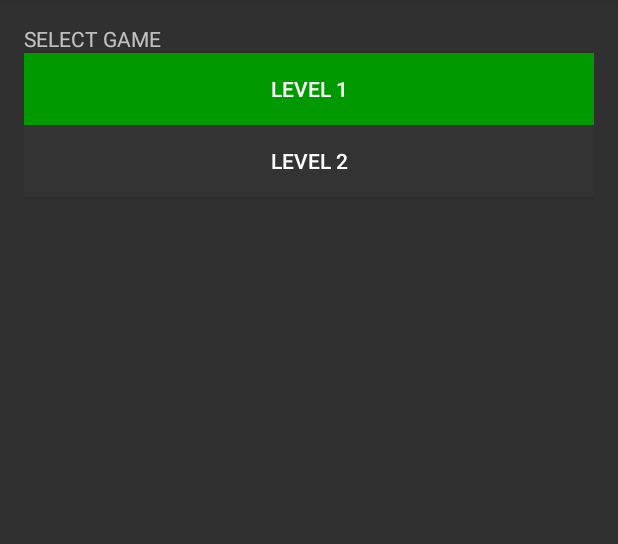
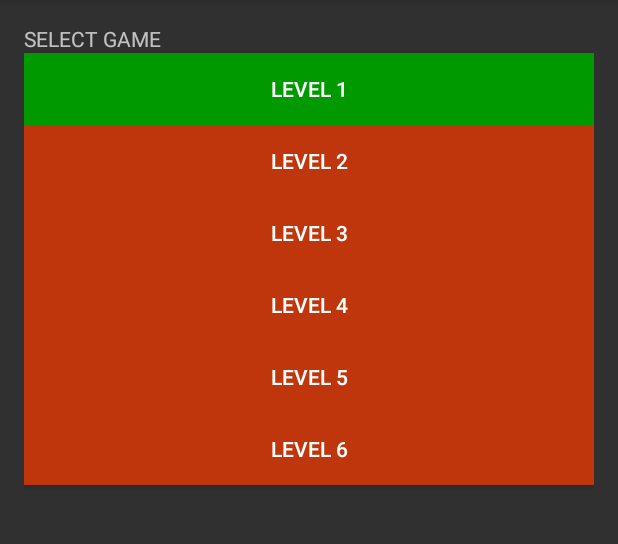
Before and after one commit to ms7538/OrbitFingers, an Android app: the screen it shows after launch (MainActivity), on a phone screen of 412 x 824 dp, the part 84-628 px from its top. Run offline under Robolectric (Android 15) with nearby library versions, the phone set to English and light mode, and no system bars.

Commit message:
added color.xml

```diff
--- a/app/src/main/java/poloapps/orbitfingers/MainActivity.java
+++ b/app/src/main/java/poloapps/orbitfingers/MainActivity.java
@@ -16,8 +16,7 @@ import android.widget.Toast;
 
 
 public class MainActivity extends ActionBarActivity {
-    SharedPreferences mSettings = this.getSharedPreferences("Settings", 0);
-    SharedPreferences.Editor editor = mSettings.edit();
+
 
 
 
@@ -25,8 +24,9 @@ public class MainActivity extends ActionBarActivity {
     protected void onCreate(Bundle savedInstanceState) {
         super.onCreate(savedInstanceState);
         setContentView(R.layout.activity_main);
-
-        editor.putInt("LVL", 0); editor.commit();
+        SharedPreferences mSettings = this.getSharedPreferences("Settings", 0);
+        SharedPreferences.Editor editor = mSettings.edit();
+        String lvl= mSettings.getString("level", "");
         Button button = (Button) findViewById(R.id.simple);
         button.setBackgroundColor(getResources().getColor(R.color.green));
         button.setOnClickListener(new OnClickListener() {
@@ -39,7 +39,24 @@ public class MainActivity extends ActionBarActivity {
             }
         });
         Button button2 = (Button) findViewById(R.id.simple2);
-        button2.setBackgroundColor(getResources().getColor(R.color.dkgry));
+        Button button3 = (Button) findViewById(R.id.simple3);
+        Button button4 = (Button) findViewById(R.id.simple4);
+        Button button5 = (Button) findViewById(R.id.simple5);
+        Button button6 = (Button) findViewById(R.id.simple6);
+
+
+        if (lvl=="one"){
+            button2.setBackgroundColor(getResources().getColor(R.color.green));
+        }else{
+            button2.setBackgroundColor(getResources().getColor(R.color.red));
+            button3.setBackgroundColor(getResources().getColor(R.color.red));
+            button4.setBackgroundColor(getResources().getColor(R.color.red));
+            button5.setBackgroundColor(getResources().getColor(R.color.red));
+            button6.setBackgroundColor(getResources().getColor(R.color.red));
+
+        }
+
+
 
     }
 
--- a/app/src/main/java/poloapps/orbitfingers/SOFview.java
+++ b/app/src/main/java/poloapps/orbitfingers/SOFview.java
@@ -1,8 +1,11 @@
 package poloapps.orbitfingers;
 
+import android.app.Activity;
 import android.app.Application;
 import android.content.Context;
+import android.content.Intent;
 import android.content.SharedPreferences;
+import android.content.pm.PackageManager;
 import android.graphics.Canvas;
 import android.graphics.Color;
 import android.graphics.Paint;
@@ -71,7 +74,8 @@ public class SOFview extends View {
     private  double Lthcns2=.5;
     private double Ltheta2=270;
     private int LMch=0,updC=0;
-
+    SharedPreferences mSettings = getContext().getSharedPreferences("Settings", 0);
+    SharedPreferences.Editor editor = mSettings.edit();
     public SOFview(Context context) {
         super(context);
         detector = new ScaleGestureDetector(getContext(), new ScaleListener());
@@ -223,10 +227,21 @@ public class SOFview extends View {
 
 
     private void update() {
-        if (score>50){}
+        String lvl= mSettings.getString("level", "0");
+        if (score>5){
+
+
+
+            editor.putString("level", "one");
+            editor.commit();
+
+        }else {
+            editor.putString("level", "0");
+            editor.commit();
+        }
+        Log.i("level", lvl);
         updC++;
-       // Log.i("update count", String.valueOf(updC));
-
+       //
         if ( (updC % 10) == 0)
         {
             thcns=1.0;
--- a/app/src/main/res/layout/activity_main.xml
+++ b/app/src/main/res/layout/activity_main.xml
@@ -21,5 +21,30 @@
         android:layout_height="wrap_content"
         android:text="@string/simple2"
         android:clickable="true" />
+    <Button
+        android:id="@+id/simple3"
+        android:layout_width="match_parent"
+        android:layout_height="wrap_content"
+        android:text="Level 3"
+        android:clickable="true" />
+    <Button
+        android:id="@+id/simple4"
+        android:layout_width="match_parent"
+        android:layout_height="wrap_content"
+        android:text="Level 4"
+        android:clickable="true" />
+    <Button
+        android:id="@+id/simple5"
+        android:layout_width="match_parent"
+        android:layout_height="wrap_content"
+        android:text="Level 5"
+        android:clickable="true" />
+    <Button
+        android:id="@+id/simple6"
+        android:layout_width="match_parent"
+        android:layout_height="wrap_content"
+        android:text="Level 6"
+        android:clickable="true" />
+
 
 </LinearLayout>
```
